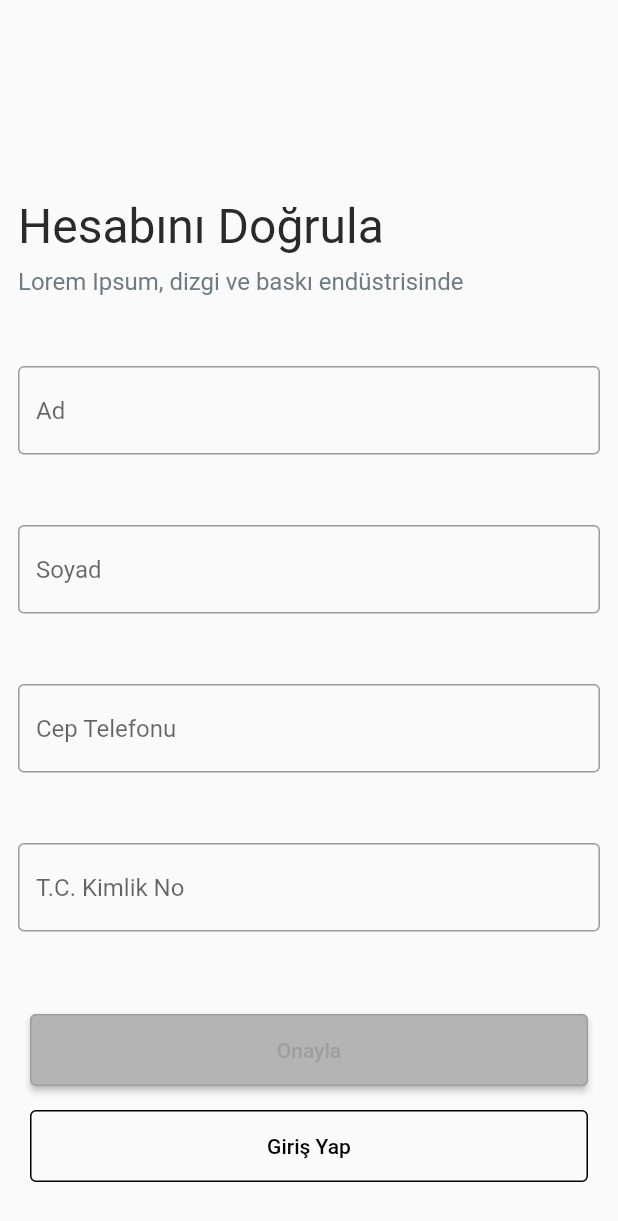
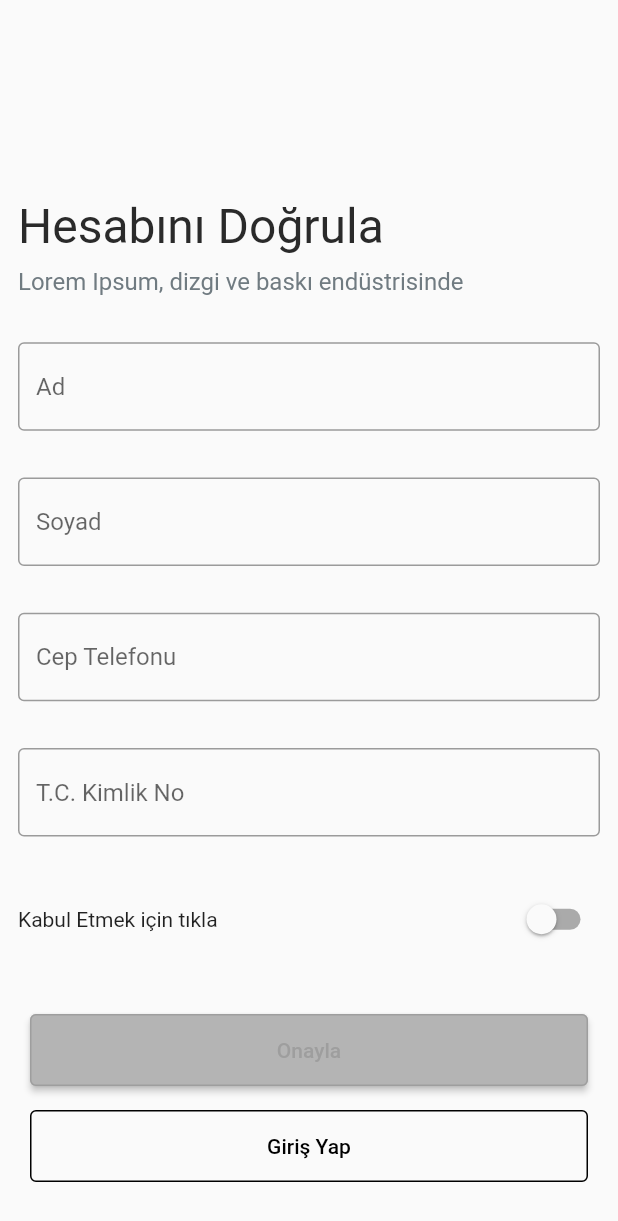
Before and after one commit to yoncademirhan/task_flutter, a Flutter app: the AccountPage widget shown alone on an empty page, opened directly, on a phone screen of 412 x 824 dp. Shown: the top 1221 px of the screen. Run offline on Flutter 3.47's test engine with Material 2 defaults, Android fonts, the phone set to English and light mode, and no system bars; our stand-ins replace flutter_switch, pinput; Roboto replaces fonts that are missing (Poppins, Raleway).

```diff
--- a/lib/main.dart
+++ b/lib/main.dart
@@ -21,7 +21,7 @@ class MainApp extends StatelessWidget {
 
   @override
   Widget build(BuildContext context) {
-    return const MaterialApp(
+    return MaterialApp(
       // home: LoginPage(),
       // home: LoginPasswordPage(),
       // home: LoginPassActivePage(),
@@ -32,8 +32,8 @@ class MainApp extends StatelessWidget {
       // home: CreatePassActivePage(),
       // home: CreatePassAgainPage(),
       // home: CreatePassAgainActivePage(),
-      // home: AccountPage(),
-      home: AccountVerification(),
+      home: AccountPage(),
+      // home: AccountVerification(),
     );
   }
 }
--- a/lib/pages/account_page.dart
+++ b/lib/pages/account_page.dart
@@ -1,9 +1,10 @@
 import 'package:flutter/material.dart';
+import 'package:flutter_switch/flutter_switch.dart';
 
 Scaffold AccountPage() {
   return Scaffold(
     body: Container(
-      margin: EdgeInsets.only(top: 120.0),
+      margin: const EdgeInsets.only(top: 120.0),
       child: Padding(
         padding: const EdgeInsets.all(12),
         child: Column(
@@ -19,12 +20,43 @@ Scaffold AccountPage() {
             inputField("Soyad"),
             inputField("Cep Telefonu"),
             inputField("T.C. Kimlik No"),
+            const Row(
+              mainAxisAlignment: MainAxisAlignment.spaceBetween,
+              children: [
+                Text("Kabul Etmek için tıkla"),
+                SwitchExample(),
+              ],
+            ),
             actionField(),
           ],
         ),
       ),
     ),
   );
+}
+
+class SwitchExample extends StatefulWidget {
+  const SwitchExample({super.key});
+
+  @override
+  State<SwitchExample> createState() => _SwitchExampleState();
+}
+
+class _SwitchExampleState extends State<SwitchExample> {
+  bool light = false;
+
+  @override
+  Widget build(BuildContext context) {
+    return Switch(
+      value: light,
+      activeColor: Colors.blue,
+      onChanged: (bool value) {
+        setState(() {
+          light = value;
+        });
+      },
+    );
+  }
 }
 
 Column actionField() => Column(children: [
--- a/pubspec.yaml
+++ b/pubspec.yaml
@@ -15,6 +15,7 @@ dev_dependencies:
   flutter_test:
     sdk: flutter
   flutter_lints: ^2.0.0
+  flutter_switch: ^0.3.2
 
 flutter:
   uses-material-design: true
```
Also changed, not shown: pubspec.lock, 5 other files.
